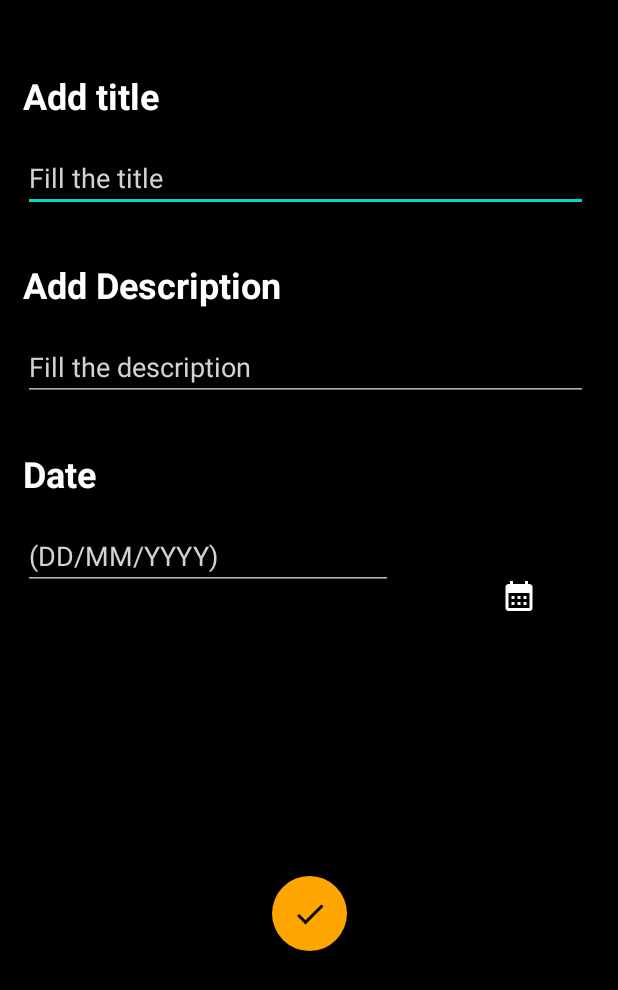
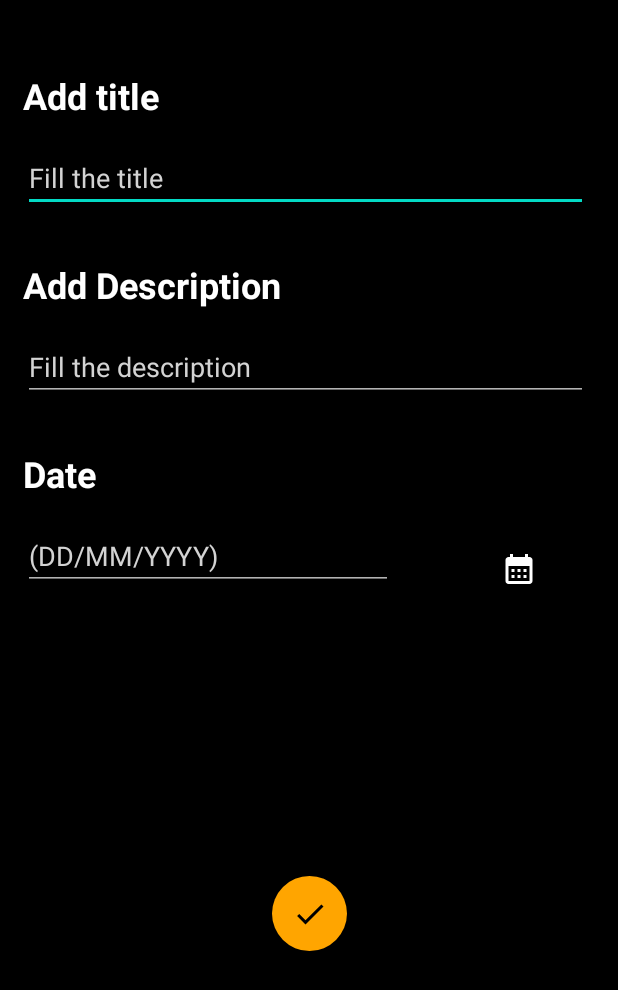
Before and after one commit to JayaneshB/Notes, an Android app: the screen it shows after launch (AddNew), after a tap on an icon or button, on a phone screen of 412 x 824 dp. Shown: the top 990 px of the screen. Run offline under Robolectric (Android 15) with nearby library versions, the phone set to English and light mode, and no system bars; our stand-ins replace Room's generated code.

Commit message:
Changes made in calendar and updated the date text also

```diff
--- a/app/src/main/java/com/project/notes/adapter/Note_adapter.kt
+++ b/app/src/main/java/com/project/notes/adapter/Note_adapter.kt
@@ -49,4 +49,10 @@ class Note_adapter (var list: List<Note>,private val onclick : noteClickListener
 
         fun onItemClick(position:Int)
     }
+
+    fun clearList() {
+
+         list= emptyList()
+        notifyDataSetChanged()
+    }
 }
--- a/app/src/main/java/com/project/notes/database/NoteDao.kt
+++ b/app/src/main/java/com/project/notes/database/NoteDao.kt
@@ -19,4 +19,7 @@ interface NoteDao {
     @Query("SELECT * FROM note_table")
     fun getAllNote() : List<Note>
 
+    @Query("DELETE FROM note_table")
+    fun deleteAllNotes()
+
 }
--- a/app/src/main/res/layout/activity_add_new.xml
+++ b/app/src/main/res/layout/activity_add_new.xml
@@ -104,8 +104,8 @@
         app:layout_constraintEnd_toEndOf="parent"
         app:layout_constraintHorizontal_bias="0.59"
         app:layout_constraintStart_toEndOf="@+id/date_edit"
-        app:layout_constraintTop_toBottomOf="@+id/desc_edit"
-        app:layout_constraintVertical_bias="0.207" />
+        app:layout_constraintTop_toBottomOf="@+id/appCompatTextView"
+        app:layout_constraintVertical_bias="0.050000012" />
 
     <androidx.appcompat.widget.AppCompatImageButton
         android:id="@+id/btn_save"
--- /dev/null
+++ b/app/src/main/res/menu/menu_list.xml
@@ -0,0 +1,9 @@
+<?xml version="1.0" encoding="utf-8"?>
+<menu xmlns:android="http://schemas.android.com/apk/res/android"
+    xmlns:app="http://schemas.android.com/apk/res-auto">
+
+    <item android:id="@+id/deleteAll"
+        android:title="@string/delete_all"
+        app:showAsAction="never"/>
+
+</menu>
--- a/app/src/main/res/values/strings.xml
+++ b/app/src/main/res/values/strings.xml
@@ -10,4 +10,5 @@
     <string name="date_format">(DD/MM/YYYY)</string>
     <string name="fill_the_description">Fill the description</string>
     <string name="notes">Notes</string>
+    <string name="delete_all">Delete All</string>
 </resources>
```
Also changed, not shown: app/src/main/java/com/project/notes/AddNew.kt (+39 -21 lines), app/src/main/java/com/project/notes/MainActivity.kt (+77 -0 lines).
